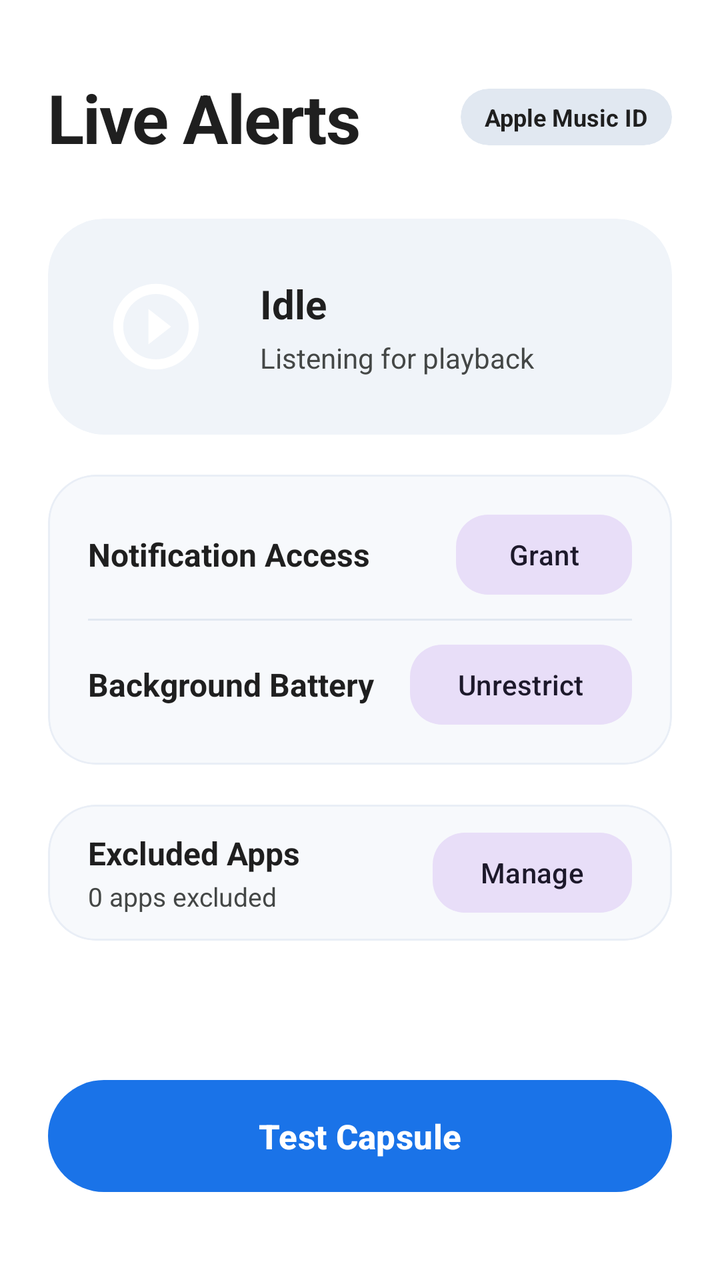
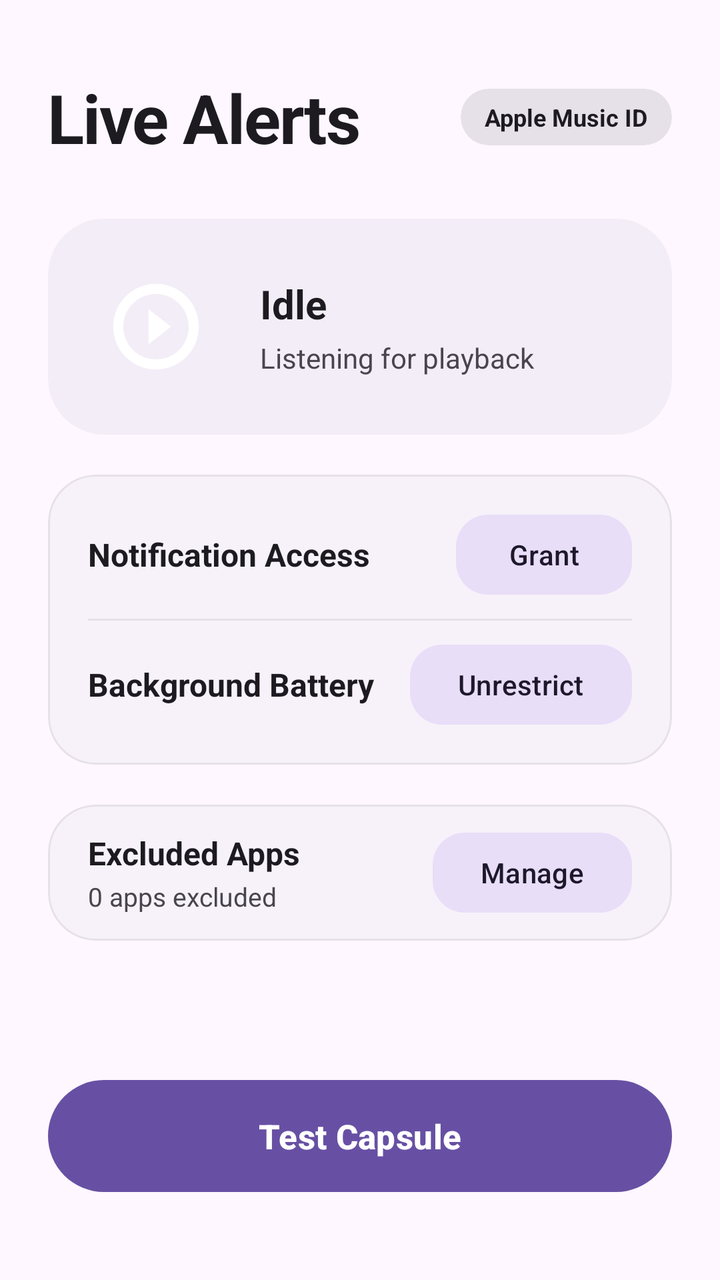

Before-and-after screenshots of an Android layout around one commit, followed by the original layout XML and the change that was made.
<!-- AndroidManifest.xml: activity theme Theme.LiveAlertsBridge -->
<!-- res/layout/activity_main.xml -->
<?xml version="1.0" encoding="utf-8"?>
<ScrollView xmlns:android="http://schemas.android.com/apk/res/android"
    xmlns:app="http://schemas.android.com/apk/res-auto"
    android:layout_width="match_parent"
    android:layout_height="match_parent"
    android:background="@color/surface_container_lowest"
    android:fillViewport="true">

    <LinearLayout
        android:layout_width="match_parent"
        android:layout_height="wrap_content"
        android:orientation="vertical"
        android:paddingHorizontal="24dp"
        android:paddingTop="36dp"
        android:paddingBottom="24dp">

        
        <LinearLayout
            android:layout_width="match_parent"
            android:layout_height="wrap_content"
            android:gravity="center_vertical"
            android:orientation="horizontal">

            <TextView
                android:layout_width="0dp"
                android:layout_height="wrap_content"
                android:layout_weight="1"
                android:letterSpacing="-0.02"
                android:text="@string/title_live_alerts"
                android:textColor="@color/on_surface"
                android:textSize="34sp"
                android:textStyle="bold" />

            <com.google.android.material.card.MaterialCardView
                android:layout_width="wrap_content"
                android:layout_height="wrap_content"
                app:cardBackgroundColor="@color/surface_container_highest"
                app:cardCornerRadius="14dp"
                app:strokeWidth="0dp">

                <TextView
                    android:id="@+id/tvIdentityChip"
                    android:layout_width="wrap_content"
                    android:layout_height="wrap_content"
                    android:paddingHorizontal="12dp"
                    android:paddingVertical="6dp"
                    android:text="Apple Music ID"
                    android:textColor="@color/on_surface"
                    android:textSize="12sp"
                    android:textStyle="bold" />
            </com.google.android.material.card.MaterialCardView>
        </LinearLayout>

        
        <com.google.android.material.card.MaterialCardView
            android:id="@+id/cardNowPlaying"
            android:layout_width="match_parent"
            android:layout_height="wrap_content"
            android:layout_marginTop="28dp"
            app:cardBackgroundColor="@color/surface_container"
            app:cardCornerRadius="28dp"
            app:cardElevation="0dp"
            app:strokeWidth="0dp">

            <LinearLayout
                android:layout_width="match_parent"
                android:layout_height="wrap_content"
                android:gravity="center_vertical"
                android:orientation="horizontal"
                android:padding="20dp">

                <com.google.android.material.imageview.ShapeableImageView
                    android:id="@+id/ivAlbumArt"
                    android:layout_width="68dp"
                    android:layout_height="68dp"
                    android:scaleType="centerCrop"
                    android:src="@drawable/ic_launcher_foreground"
                    app:shapeAppearanceOverlay="@style/ShapeAppearance.Material3.Corner.Medium" />

                <LinearLayout
                    android:layout_width="0dp"
                    android:layout_height="wrap_content"
                    android:layout_marginStart="18dp"
                    android:layout_weight="1"
                    android:orientation="vertical">

                    <TextView
                        android:id="@+id/tvTrackTitle"
                        android:layout_width="wrap_content"
                        android:layout_height="wrap_content"
                        android:ellipsize="end"
                        android:maxLines="1"
                        android:text="@string/status_idle"
                        android:textColor="@color/on_surface"
                        android:textSize="20sp"
                        android:textStyle="bold" />

                    <TextView
                        android:id="@+id/tvTrackArtist"
                        android:layout_width="wrap_content"
                        android:layout_height="wrap_content"
                        android:layout_marginTop="4dp"
                        android:ellipsize="end"
                        android:maxLines="1"
                        android:text="@string/status_listening"
                        android:textColor="@color/on_surface_variant"
                        android:textSize="14sp" />
                </LinearLayout>

            </LinearLayout>
        </com.google.android.material.card.MaterialCardView>

        
        <com.google.android.material.card.MaterialCardView
            android:layout_width="match_parent"
            android:layout_height="wrap_content"
            android:layout_marginTop="20dp"
            app:cardBackgroundColor="@color/surface_container_low"
            app:cardCornerRadius="24dp"
            app:cardElevation="0dp"
            app:strokeColor="@color/surface_container_high"
            app:strokeWidth="1dp">

            <LinearLayout
                android:layout_width="match_parent"
                android:layout_height="wrap_content"
                android:orientation="vertical"
                android:paddingHorizontal="20dp"
                android:paddingVertical="8dp">

                
                <LinearLayout
                    android:layout_width="match_parent"
                    android:layout_height="64dp"
                    android:gravity="center_vertical"
                    android:orientation="horizontal">

                    <TextView
                        android:layout_width="0dp"
                        android:layout_height="wrap_content"
                        android:layout_weight="1"
                        android:text="@string/perm_notifications"
                        android:textColor="@color/on_surface"
                        android:textSize="16sp"
                        android:textStyle="bold" />

                    <com.google.android.material.button.MaterialButton
                        android:id="@+id/btnNotificationAccess"
                        style="@style/Widget.Material3.Button.TonalButton"
                        android:layout_width="wrap_content"
                        android:layout_height="wrap_content"
                        android:text="@string/action_grant"
                        app:cornerRadius="16dp" />
                </LinearLayout>

                <View
                    android:layout_width="match_parent"
                    android:layout_height="1dp"
                    android:background="@color/surface_container_highest" />

                
                <LinearLayout
                    android:layout_width="match_parent"
                    android:layout_height="64dp"
                    android:gravity="center_vertical"
                    android:orientation="horizontal">

                    <TextView
                        android:layout_width="0dp"
                        android:layout_height="wrap_content"
                        android:layout_weight="1"
                        android:text="@string/perm_battery"
                        android:textColor="@color/on_surface"
                        android:textSize="16sp"
                        android:textStyle="bold" />

                    <com.google.android.material.button.MaterialButton
                        android:id="@+id/btnBatteryOptimization"
                        style="@style/Widget.Material3.Button.TonalButton"
                        android:layout_width="wrap_content"
                        android:layout_height="wrap_content"
                        android:text="@string/action_unrestrict"
                        app:cornerRadius="16dp" />
                </LinearLayout>

            </LinearLayout>
        </com.google.android.material.card.MaterialCardView>

        
        <com.google.android.material.card.MaterialCardView
            android:layout_width="match_parent"
            android:layout_height="wrap_content"
            android:layout_marginTop="20dp"
            app:cardBackgroundColor="@color/surface_container_low"
            app:cardCornerRadius="24dp"
            app:cardElevation="0dp"
            app:strokeColor="@color/surface_container_high"
            app:strokeWidth="1dp">

            <LinearLayout
                android:layout_width="match_parent"
                android:layout_height="68dp"
                android:gravity="center_vertical"
                android:orientation="horizontal"
                android:paddingHorizontal="20dp">

                <LinearLayout
                    android:layout_width="0dp"
                    android:layout_height="wrap_content"
                    android:layout_weight="1"
                    android:orientation="vertical">

                    <TextView
                        android:layout_width="wrap_content"
                        android:layout_height="wrap_content"
                        android:text="@string/blacklist_title"
                        android:textColor="@color/on_surface"
                        android:textSize="16sp"
                        android:textStyle="bold" />

                    <TextView
                        android:id="@+id/tvBlacklistCount"
                        android:layout_width="wrap_content"
                        android:layout_height="wrap_content"
                        android:layout_marginTop="2dp"
                        android:text="0 apps excluded"
                        android:textColor="@color/on_surface_variant"
                        android:textSize="13sp" />
                </LinearLayout>

                <com.google.android.material.button.MaterialButton
                    android:id="@+id/btnManageBlacklist"
                    style="@style/Widget.Material3.Button.TonalButton"
                    android:layout_width="wrap_content"
                    android:layout_height="wrap_content"
                    android:text="@string/blacklist_manage"
                    app:cornerRadius="16dp" />
            </LinearLayout>
        </com.google.android.material.card.MaterialCardView>

        
        <View
            android:layout_width="match_parent"
            android:layout_height="0dp"
            android:layout_weight="1"
            android:minHeight="40dp" />

        
        <com.google.android.material.button.MaterialButton
            android:id="@+id/btnTestCapsule"
            android:layout_width="match_parent"
            android:layout_height="64dp"
            android:layout_marginBottom="16dp"
            android:text="@string/action_test_capsule"
            android:textSize="17sp"
            android:textStyle="bold"
            app:cornerRadius="32dp" />

    </LinearLayout>
</ScrollView>
<!-- resources referenced by this layout -->
<resources>
  <color name="on_surface">#1F1F1F</color>
  <color name="on_surface_variant">#444746</color>
  <color name="surface_container">#F0F4F9</color>
  <color name="surface_container_high">#E9EEF6</color>
  <color name="surface_container_highest">#E1E8F1</color>
  <color name="surface_container_low">#F7F9FC</color>
  <color name="surface_container_lowest">#FFFFFF</color>
  <!-- drawable ic_launcher_foreground (drawable) -->
  <vector xmlns:android="http://schemas.android.com/apk/res/android"
      android:width="108dp"
      android:height="108dp"
      android:viewportWidth="108"
      android:viewportHeight="108">
      <path
          android:fillColor="#FFFFFF"
          android:pathData="M54,20c-18.78,0 -34,15.22 -34,34s15.22,34 34,34 34,-15.22 34,-34 -15.22,-34 -34,-34zM54,80c-14.36,0 -26,-11.64 -26,-26s11.64,-26 26,-26 26,11.64 26,26 -11.64,26 -26,26zM48,40l18,14 -18,14z" />
  </vector>
  <string name="action_grant">Grant</string>
  <string name="action_test_capsule">Test Capsule</string>
  <string name="action_unrestrict">Unrestrict</string>
  <string name="blacklist_manage">Manage</string>
  <string name="blacklist_title">Excluded Apps</string>
  <string name="perm_battery">Background Battery</string>
  <string name="perm_notifications">Notification Access</string>
  <string name="status_idle">Idle</string>
  <string name="status_listening">Listening for playback</string>
  <string name="title_live_alerts">Live Alerts</string>
  <style name="Theme.LiveAlertsBridge" parent="Theme.Material3.DayNight.NoActionBar">
          <item name="colorPrimary">@color/primary</item>
          <item name="colorOnPrimary">@color/on_primary</item>
          <item name="colorPrimaryContainer">@color/primary_container</item>
          <item name="colorOnPrimaryContainer">@color/on_primary_container</item>
          <item name="colorSecondary">@color/secondary</item>
          <item name="colorOnSecondary">@color/on_secondary</item>
          <item name="android:statusBarColor">@color/surface_container_lowest</item>
          <item name="android:navigationBarColor">@color/surface_container_lowest</item>
          <item name="android:windowLightStatusBar" tools:targetApi="m">true</item>
          <item name="android:windowLightNavigationBar" tools:targetApi="o_mr1">true</item>
      </style>
  <color name="primary">#1A73E8</color>
  <color name="on_primary">#FFFFFF</color>
  <color name="primary_container">#D3E3FD</color>
  <color name="on_primary_container">#041E49</color>
  <color name="secondary">#535F70</color>
  <color name="on_secondary">#FFFFFF</color>
</resources>

<!-- the commit's change to res/layout/activity_main.xml (unified diff, before → after) -->
@@ -3,7 +3,7 @@
     xmlns:app="http://schemas.android.com/apk/res-auto"
     android:layout_width="match_parent"
     android:layout_height="match_parent"
-    android:background="@color/surface_container_lowest"
+    android:background="?attr/colorSurface"
     android:fillViewport="true">
 
     <LinearLayout
@@ -27,14 +27,14 @@
                 android:layout_weight="1"
                 android:letterSpacing="-0.02"
                 android:text="@string/title_live_alerts"
-                android:textColor="@color/on_surface"
+                android:textColor="?attr/colorOnSurface"
                 android:textSize="34sp"
                 android:textStyle="bold" />
 
             <com.google.android.material.card.MaterialCardView
                 android:layout_width="wrap_content"
                 android:layout_height="wrap_content"
-                app:cardBackgroundColor="@color/surface_container_highest"
+                app:cardBackgroundColor="?attr/colorSurfaceContainerHighest"
                 app:cardCornerRadius="14dp"
                 app:strokeWidth="0dp">
 
@@ -45,7 +45,7 @@
                     android:paddingHorizontal="12dp"
                     android:paddingVertical="6dp"
                     android:text="Apple Music ID"
-                    android:textColor="@color/on_surface"
+                    android:textColor="?attr/colorOnSurface"
                     android:textSize="12sp"
                     android:textStyle="bold" />
             </com.google.android.material.card.MaterialCardView>
@@ -57,7 +57,7 @@
             android:layout_width="match_parent"
             android:layout_height="wrap_content"
             android:layout_marginTop="28dp"
-            app:cardBackgroundColor="@color/surface_container"
+            app:cardBackgroundColor="?attr/colorSurfaceContainer"
             app:cardCornerRadius="28dp"
             app:cardElevation="0dp"
             app:strokeWidth="0dp">
@@ -91,7 +91,7 @@
                         android:ellipsize="end"
                         android:maxLines="1"
                         android:text="@string/status_idle"
-                        android:textColor="@color/on_surface"
+                        android:textColor="?attr/colorOnSurface"
                         android:textSize="20sp"
                         android:textStyle="bold" />
 
@@ -103,7 +103,7 @@
                         android:ellipsize="end"
                         android:maxLines="1"
                         android:text="@string/status_listening"
-                        android:textColor="@color/on_surface_variant"
+                        android:textColor="?attr/colorOnSurfaceVariant"
                         android:textSize="14sp" />
                 </LinearLayout>
 
@@ -115,10 +115,10 @@
             android:layout_width="match_parent"
             android:layout_height="wrap_content"
             android:layout_marginTop="20dp"
-            app:cardBackgroundColor="@color/surface_container_low"
+            app:cardBackgroundColor="?attr/colorSurfaceContainerLow"
             app:cardCornerRadius="24dp"
             app:cardElevation="0dp"
-            app:strokeColor="@color/surface_container_high"
+            app:strokeColor="?attr/colorSurfaceContainerHighest"
             app:strokeWidth="1dp">
 
             <LinearLayout
@@ -140,7 +140,7 @@
                         android:layout_height="wrap_content"
                         android:layout_weight="1"
                         android:text="@string/perm_notifications"
-                        android:textColor="@color/on_surface"
+                        android:textColor="?attr/colorOnSurface"
                         android:textSize="16sp"
                         android:textStyle="bold" />
 
@@ -156,7 +156,7 @@
                 <View
                     android:layout_width="match_parent"
                     android:layout_height="1dp"
-                    android:background="@color/surface_container_highest" />
+                    android:background="?attr/colorSurfaceContainerHighest" />
 
                 
                 <LinearLayout
@@ -170,7 +170,7 @@
                         android:layout_height="wrap_content"
                         android:layout_weight="1"
                         android:text="@string/perm_battery"
-                        android:textColor="@color/on_surface"
+                        android:textColor="?attr/colorOnSurface"
                         android:textSize="16sp"
                         android:textStyle="bold" />
 
@@ -191,10 +191,10 @@
             android:layout_width="match_parent"
             android:layout_height="wrap_content"
             android:layout_marginTop="20dp"
-            app:cardBackgroundColor="@color/surface_container_low"
+            app:cardBackgroundColor="?attr/colorSurfaceContainerLow"
             app:cardCornerRadius="24dp"
             app:cardElevation="0dp"
-            app:strokeColor="@color/surface_container_high"
+            app:strokeColor="?attr/colorSurfaceContainerHighest"
             app:strokeWidth="1dp">
 
             <LinearLayout
@@ -214,7 +214,7 @@
                         android:layout_width="wrap_content"
                         android:layout_height="wrap_content"
                         android:text="@string/blacklist_title"
-                        android:textColor="@color/on_surface"
+                        android:textColor="?attr/colorOnSurface"
                         android:textSize="16sp"
                         android:textStyle="bold" />
 
@@ -224,7 +224,7 @@
                         android:layout_height="wrap_content"
                         android:layout_marginTop="2dp"
                         android:text="0 apps excluded"
-                        android:textColor="@color/on_surface_variant"
+                        android:textColor="?attr/colorOnSurfaceVariant"
                         android:textSize="13sp" />
                 </LinearLayout>
 
<!-- resource entries referenced after the edit -->
@@ -1,12 +1,5 @@
 <!-- resources referenced by this layout -->
 <resources>
-  <color name="on_surface">#1F1F1F</color>
-  <color name="on_surface_variant">#444746</color>
-  <color name="surface_container">#F0F4F9</color>
-  <color name="surface_container_high">#E9EEF6</color>
-  <color name="surface_container_highest">#E1E8F1</color>
-  <color name="surface_container_low">#F7F9FC</color>
-  <color name="surface_container_lowest">#FFFFFF</color>
   <!-- drawable ic_launcher_foreground (drawable) -->
   <vector xmlns:android="http://schemas.android.com/apk/res/android"
       android:width="108dp"
@@ -28,22 +21,11 @@
   <string name="status_listening">Listening for playback</string>
   <string name="title_live_alerts">Live Alerts</string>
   <style name="Theme.LiveAlertsBridge" parent="Theme.Material3.DayNight.NoActionBar">
-          <item name="colorPrimary">@color/primary</item>
-          <item name="colorOnPrimary">@color/on_primary</item>
-          <item name="colorPrimaryContainer">@color/primary_container</item>
-          <item name="colorOnPrimaryContainer">@color/on_primary_container</item>
-          <item name="colorSecondary">@color/secondary</item>
-          <item name="colorOnSecondary">@color/on_secondary</item>
-          <item name="android:statusBarColor">@color/surface_container_lowest</item>
-          <item name="android:navigationBarColor">@color/surface_container_lowest</item>
-          <item name="android:windowLightStatusBar" tools:targetApi="m">true</item>
-          <item name="android:windowLightNavigationBar" tools:targetApi="o_mr1">true</item>
+          
+          <item name="android:statusBarColor">@android:color/transparent</item>
+          <item name="android:navigationBarColor">@android:color/transparent</item>
+          <item name="android:enforceNavigationBarContrast" tools:targetApi="q">false</item>
+          <item name="android:enforceStatusBarContrast" tools:targetApi="q">false</item>
       </style>
-  <color name="primary">#1A73E8</color>
-  <color name="on_primary">#FFFFFF</color>
-  <color name="primary_container">#D3E3FD</color>
-  <color name="on_primary_container">#041E49</color>
-  <color name="secondary">#535F70</color>
-  <color name="on_secondary">#FFFFFF</color>
 </resources>
 
